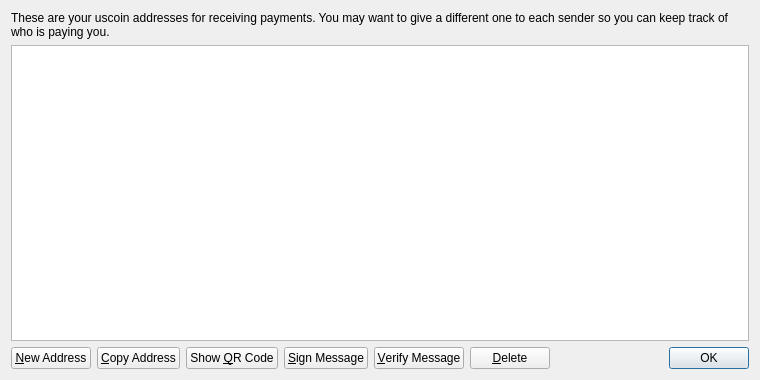
Old version of the form src/qt/forms/addressbookpage.ui in the repository uscoin/uscoin.
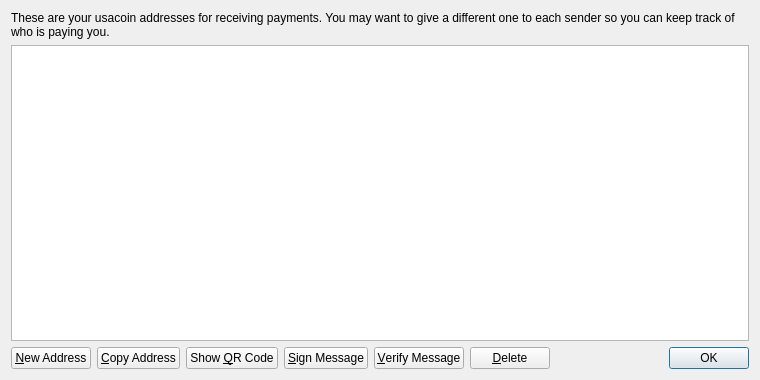
New version of the form. Icons and pictures are not drawn.

```diff
--- a/src/qt/forms/addressbookpage.ui
+++ b/src/qt/forms/addressbookpage.ui
@@ -17,7 +17,7 @@
    <item>
     <widget class="QLabel" name="labelExplanation">
      <property name="text">
-      <string>These are your uscoin addresses for receiving payments. You may want to give a different one to each sender so you can keep track of who is paying you.</string>
+      <string>These are your usacoin addresses for receiving payments. You may want to give a different one to each sender so you can keep track of who is paying you.</string>
      </property>
      <property name="textFormat">
       <enum>Qt::PlainText</enum>
```
Left out of the diff: 4 changed lines with no effect on the pictures.
